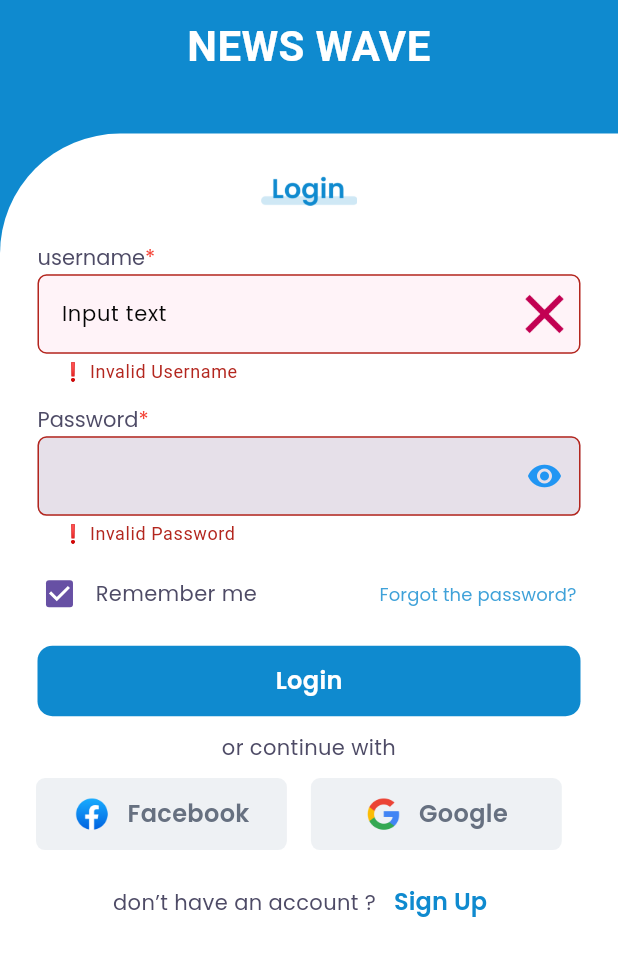
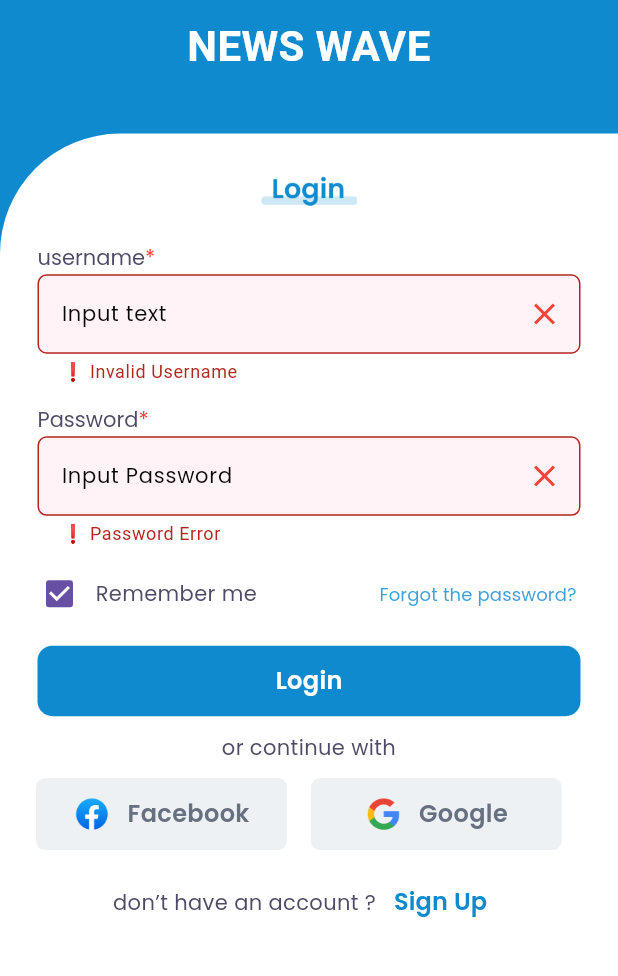
Before and after one commit to mohamedamr77/newsapp_new, a Flutter app: the screen it shows after launch, after a tap on "Login", on a phone screen of 412 x 824 dp, the part 258-1234 px from its top. Run offline on Flutter 3.47's test engine with Material 3 defaults, Android fonts, the phone set to English and light mode, and no system bars; our stand-ins replace device_preview, flutter_bloc, flutter_svg, google_fonts.

Commit message:
finish cubit pass part 1

```diff
--- a/lib/auth/login/features/controller/login/login_cubit.dart
+++ b/lib/auth/login/features/controller/login/login_cubit.dart
@@ -7,6 +7,7 @@ class LoginCubit extends Cubit<LoginState>{
   LoginCubit() : super(LoginInitialState());
   bool isValidateUserName=false;
   bool isValidatePassword=false;
+  bool isCheckBox=false;
 
   String? validateUserName(String? value) {
     if (value == null || value.isEmpty) {
@@ -26,7 +27,7 @@ class LoginCubit extends Cubit<LoginState>{
     if (value == null || value.isEmpty) {
       isValidatePassword = true;
       emit(ValidationPasswordTrueState());
-      return "❗ Invalid Password";
+      return "❗ Password Error";
     } else {
       isValidatePassword = false;
     emit(ValidationPasswordFalseState());
--- a/lib/auth/login/features/presenttation/widgets/body_form.dart
+++ b/lib/auth/login/features/presenttation/widgets/body_form.dart
@@ -65,13 +65,7 @@ class BodyForm extends StatelessWidget {
                           : null,
                   suffixIcon:
                       BlocProvider.of<LoginCubit>(context).isValidateUserName
-                          ? Image(
-                              image: AssetImage(
-                                "assets/images/remove.png",
-                              ),
-                              width: 14,
-                              height: 14,
-                            )
+                          ? Icon(Icons.close,color: Colors.red,)
                           : null,
                   onSaved: (s) {},
                   validator: (value) {
@@ -91,14 +85,23 @@ class BodyForm extends StatelessWidget {
             BlocBuilder<LoginCubit, LoginState>(
               builder: (context, state) {
                 return CustomFormField(
+                  fillColor:
+                  BlocProvider.of<LoginCubit>(context).isValidatePassword
+                      ? Color(0xffFFF3F8) : Colors.white,
+
+                  hintText:  BlocProvider.of<LoginCubit>(context).isValidatePassword
+                      ? "Input Password":null ,
 
                   onSaved: (s) {},
+
                   validator: (v) {
                     return BlocProvider.of<LoginCubit>(context)
                         .validatePassword(v);
                   },
-                  suffixIcon: const Icon(
-                    Icons.remove_red_eye,
+
+                  suffixIcon: BlocProvider.of<LoginCubit>(context).isValidatePassword
+                      ? const Icon(Icons.close,color: Colors.red,):
+                   const Icon(Icons.remove_red_eye,
                     color: Colors.blue,
                   ),
                 );
```
